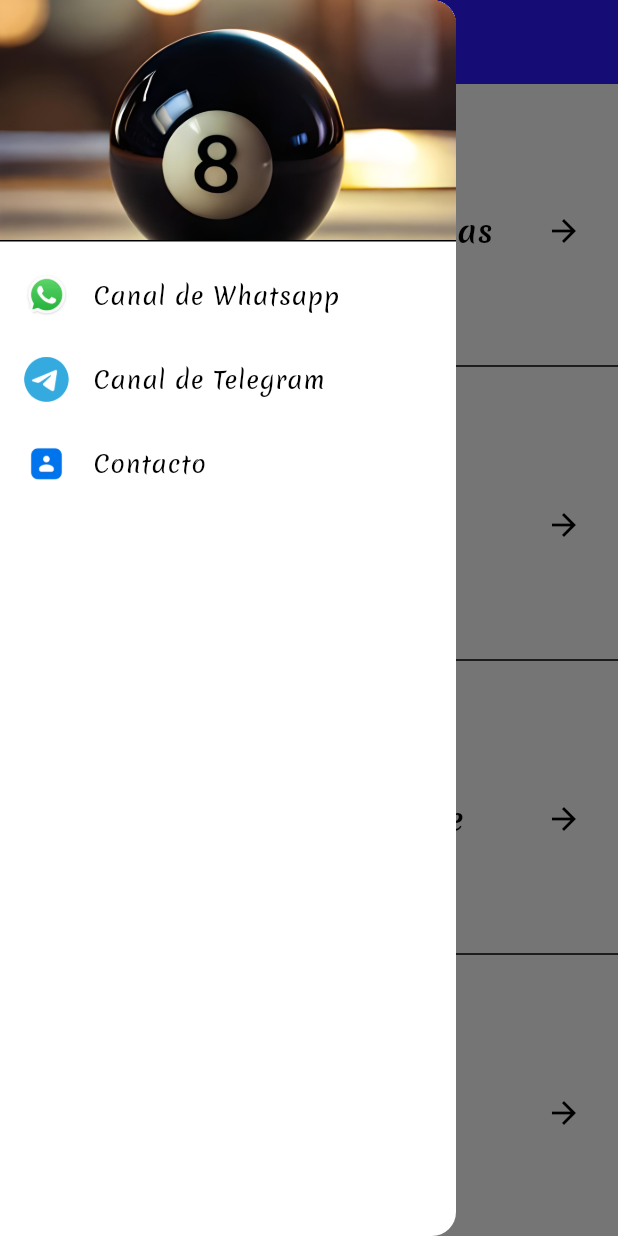
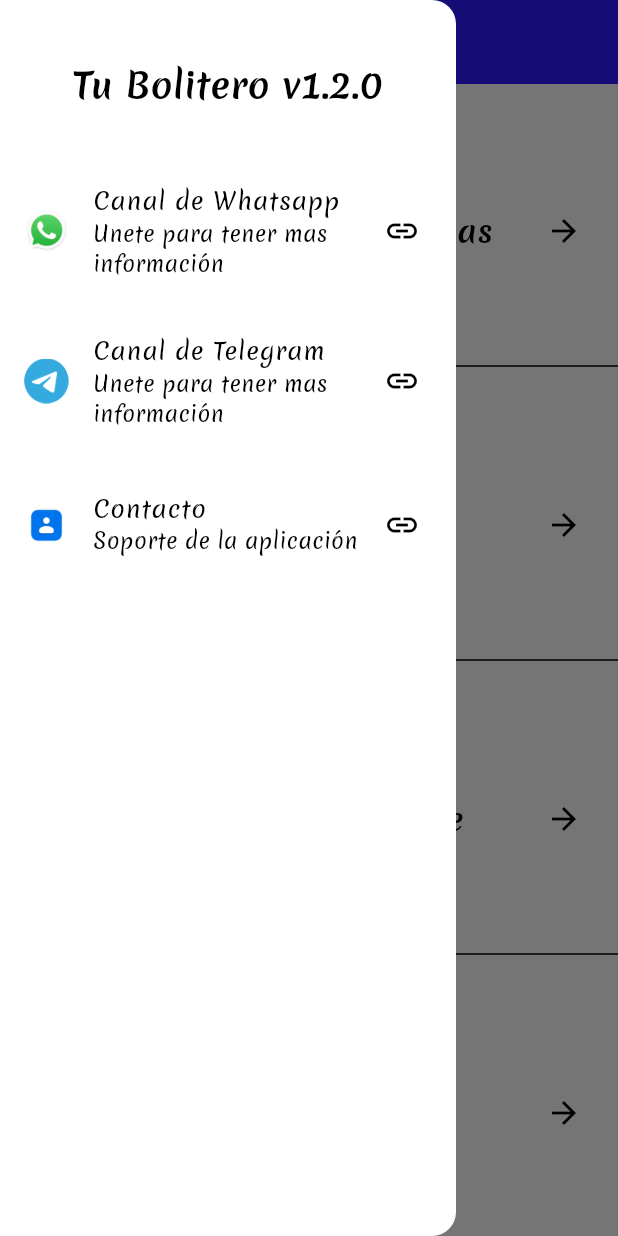
Before and after one commit to GuillermoPerez32/tu_bolitero, a Flutter app: the screen it shows after launch, with the side drawer open, on a phone screen of 412 x 824 dp. Run offline on Flutter 3.47's test engine with Material 3 defaults, Android fonts, the phone set to English and light mode, and no system bars; our stand-ins replace bloc, cached_network_image, dio, flutter_animate, flutter_bloc, freezed_annotation and 2 more; network calls fail.

Commit message:
fix drawer

```diff
--- a/lib/ui/screens/home_screen.dart
+++ b/lib/ui/screens/home_screen.dart
@@ -1,6 +1,7 @@
 import 'package:flutter/material.dart';
 import 'package:flutter_bloc/flutter_bloc.dart';
 import 'package:go_router/go_router.dart';
+import 'package:tu_bolitero/core/constants.dart';
 import 'package:tu_bolitero/ui/logic/ad/ad_cubit.dart';
 import 'package:tu_bolitero/ui/logic/apk_info/apk_info_cubit.dart';
 import 'package:tu_bolitero/ui/widgets/ad_modal.dart';
@@ -22,14 +23,22 @@ class HomeScreen extends StatelessWidget {
       drawer: Drawer(
         child: ListView(
           children: [
-            DrawerHeader(
-              decoration: const BoxDecoration(
-                image: DecorationImage(
-                  image: AssetImage('assets/bolitero2.jpg'),
-                  fit: BoxFit.cover,
+            const SizedBox(
+              height: 40,
+            ),
+            Container(
+              child: const Center(
+                child: Text(
+                  'Tu Bolitero v$currentApkVersion',
+                  style: TextStyle(
+                    fontWeight: FontWeight.bold,
+                    fontSize: 24,
+                  ),
                 ),
               ),
-              child: Container(),
+            ),
+            const SizedBox(
+              height: 40,
             ),
             ListTile(
               leading: SizedBox(
@@ -38,8 +47,13 @@ class HomeScreen extends StatelessWidget {
                 child: Image.asset('assets/whatsapp.png'),
               ),
               title: const Text('Canal de Whatsapp'),
+              subtitle: const Text('Unete para tener mas información'),
               onTap: () => launchUrl(Uri.parse(
                   'https://whatsapp.com/channel/0029VaCVnwn9mrGZA0iKjd0t')),
+              trailing: const Icon(Icons.link),
+            ),
+            const SizedBox(
+              height: 20,
             ),
             ListTile(
               leading: SizedBox(
@@ -48,7 +62,12 @@ class HomeScreen extends StatelessWidget {
                 child: Image.asset('assets/telegram.png'),
               ),
               title: const Text('Canal de Telegram'),
+              subtitle: const Text('Unete para tener mas información'),
               onTap: () => launchUrl(Uri.parse('https://t.me/Tu_boliteros')),
+              trailing: const Icon(Icons.link),
+            ),
+            const SizedBox(
+              height: 20,
             ),
             ListTile(
               leading: SizedBox(
@@ -57,7 +76,9 @@ class HomeScreen extends StatelessWidget {
                 child: Image.asset('assets/contact.png'),
               ),
               title: const Text('Contacto'),
+              subtitle: const Text('Soporte de la aplicación'),
               onTap: () => launchUrl(Uri.parse('https://t.me/Fenix_real1')),
+              trailing: const Icon(Icons.link),
             ),
           ],
         ),
```
